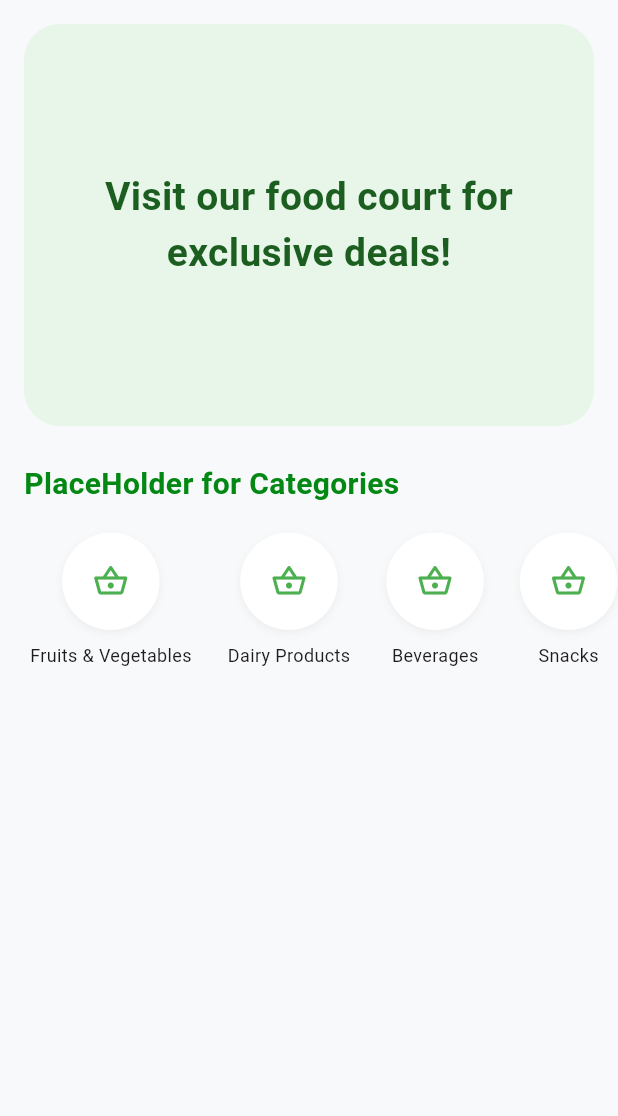
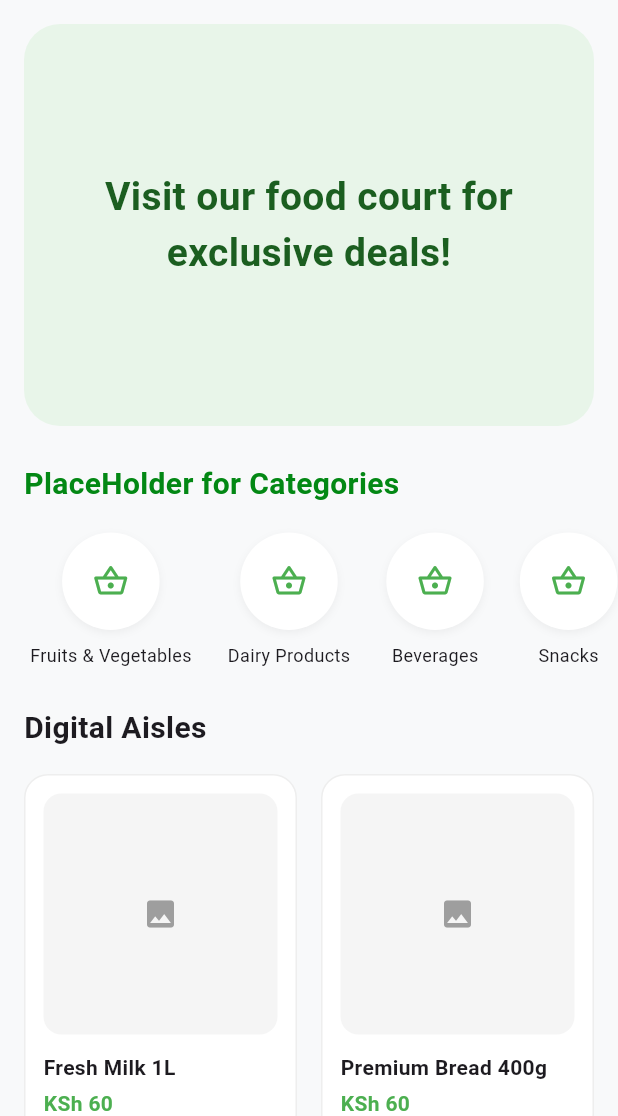
Before and after one commit to rayv7/IDEAL, a Flutter app: the screen it shows after launch, on a phone screen of 412 x 824 dp, the part 120-1236 px from its top. Run offline on Flutter 3.47's test engine with Material 3 defaults, Android fonts, the phone set to English and light mode, and no system bars.

Commit message:
2-column Product grid

```diff
--- a/frontend/ideal_online/lib/main.dart
+++ b/frontend/ideal_online/lib/main.dart
@@ -35,6 +35,13 @@
     'Hot dog stand',
     'Personal Care',
     'Household essentials',
+  ];
+
+  final List<String> products = [
+    'Fresh Milk 1L',
+    'Premium Bread 400g',
+    'Fresh Juice 500ml',
+    'Yogurt 250g',
   ];
 
   @override
@@ -158,6 +165,71 @@
                   }
                 ),
               ),
+              // 1. Digital Aisles Section Header Title
+              const Padding(
+                padding: EdgeInsets.symmetric(horizontal: 16, vertical: 16),
+                child: Text(
+                  'Digital Aisles',
+                  style: TextStyle(fontSize: 20, fontWeight: FontWeight.bold),
+                ),
+              ),
+
+              // 2. Product Items 2-Column Grid
+              Padding(
+                padding: const EdgeInsets.symmetric(horizontal: 16),
+                child: GridView.builder(
+                  shrinkWrap: true,
+                  physics: const NeverScrollableScrollPhysics(), // Hands scrolling responsibility to the main page
+                  gridDelegate: const SliverGridDelegateWithFixedCrossAxisCount(
+                    crossAxisCount: 2, // 2 items per row
+                    mainAxisSpacing: 16, // Vertical gaps
+                    crossAxisSpacing: 16, // Horizontal gaps
+                    childAspectRatio: 0.75, // Adjusts the proportional shape of the item card
+                  ),
+                  itemCount: products.length,
+                  itemBuilder: (context, index) {
+                    return Container(
+                      decoration: BoxDecoration(
+                        color: Colors.white,
+                        borderRadius: BorderRadius.circular(16),
+                        border: Border.all(color: const Color(0xFFEEEEEE)),
+                      ),
+                      padding: const EdgeInsets.all(12),
+                      child: Column(
+                        crossAxisAlignment: CrossAxisAlignment.start,
+                        children: [
+                          // Product Image Shaded Placeholder Box
+                          Expanded(
+                            child: Container(
+                              width: double.infinity,
+                              decoration: BoxDecoration(
+                                color: const Color(0xFFF5F5F5),
+                                borderRadius: BorderRadius.circular(12),
+                              ),
+                              child: const Icon(Icons.image, color: Colors.grey),
+                            ),
+                          ),
+                          const SizedBox(height: 12),
+                          // Title
+                          Text(
+                            products[index],
+                            style: const TextStyle(fontWeight: FontWeight.bold, fontSize: 14),
+                          ),
+                          const SizedBox(height: 4),
+                          // Price Placeholder
+                          const Text(
+                            'KSh 60',
+                            style: TextStyle(color: Colors.green, fontWeight: FontWeight.w600),
+                          ),
+                        ],
+                      ),
+                    );
+                  },
+                ),
+              ),
+
+              // Bottom spacing layout pad so nothing cuts off abruptly
+              const SizedBox(height: 100),
             ],
           ),
           // Layer 2:
```
